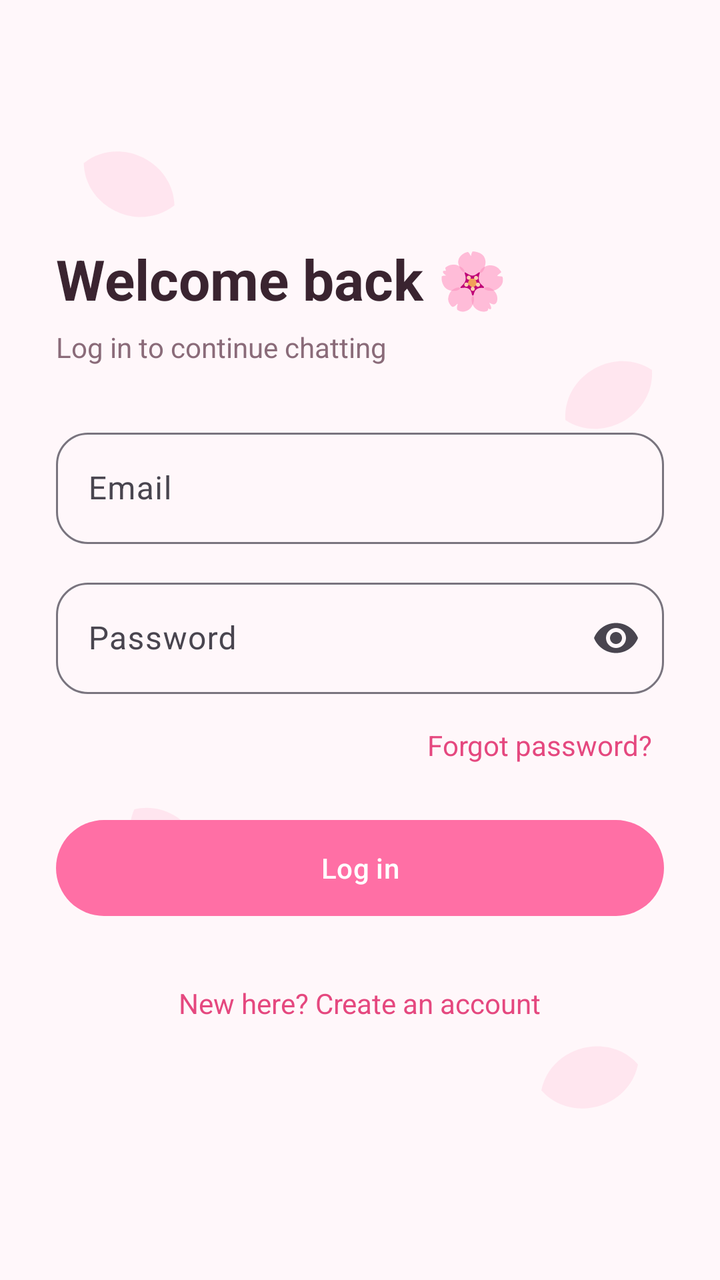
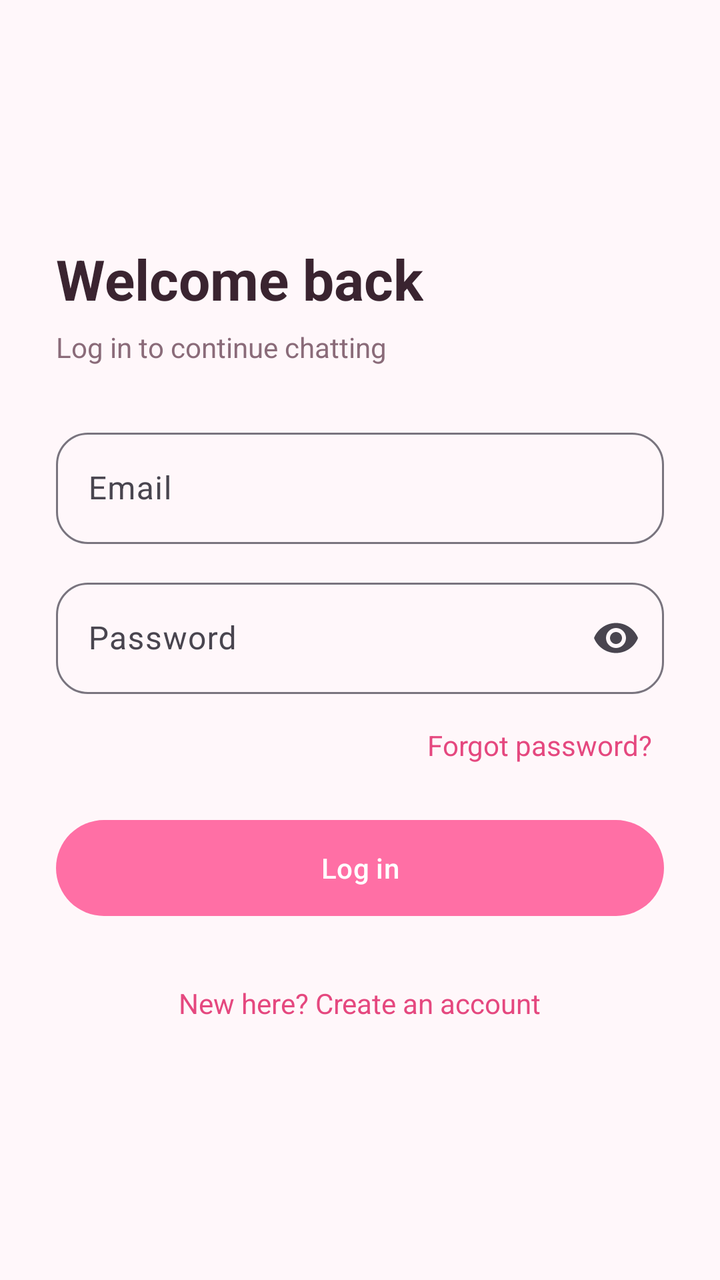

The first picture is an Android layout as it rendered before a commit; the second is the same layout after the commit. The layout source and the unified diff follow.
<!-- AndroidManifest.xml: application theme Theme.PulseChat -->
<!-- res/layout/activity_login.xml -->
<?xml version="1.0" encoding="utf-8"?>
<ScrollView xmlns:android="http://schemas.android.com/apk/res/android" xmlns:app="http://schemas.android.com/apk/res-auto"
    android:layout_width="match_parent" android:layout_height="match_parent"
    android:background="@drawable/bg_petals" android:fillViewport="true">

    <LinearLayout android:layout_width="match_parent" android:layout_height="wrap_content"
        android:orientation="vertical" android:padding="28dp" android:gravity="center_vertical">

        <TextView android:layout_width="wrap_content" android:layout_height="wrap_content"
            android:text="Welcome back 🌸" android:textColor="@color/text_primary"
            android:textSize="28sp" android:textStyle="bold" />
        <TextView android:layout_width="wrap_content" android:layout_height="wrap_content"
            android:layout_marginTop="6dp" android:layout_marginBottom="28dp"
            android:text="Log in to continue chatting" android:textColor="@color/text_secondary" />

        <com.google.android.material.textfield.TextInputLayout style="@style/Widget.Material3.TextInputLayout.OutlinedBox" app:boxCornerRadiusTopStart="16dp" app:boxCornerRadiusTopEnd="16dp" app:boxCornerRadiusBottomStart="16dp" app:boxCornerRadiusBottomEnd="16dp"
            android:layout_width="match_parent" android:layout_height="wrap_content" android:hint="Email">
            <com.google.android.material.textfield.TextInputEditText android:id="@+id/etEmail"
                android:layout_width="match_parent" android:layout_height="wrap_content"
                android:inputType="textEmailAddress" />
        </com.google.android.material.textfield.TextInputLayout>

        <com.google.android.material.textfield.TextInputLayout style="@style/Widget.Material3.TextInputLayout.OutlinedBox" app:boxCornerRadiusTopStart="16dp" app:boxCornerRadiusTopEnd="16dp" app:boxCornerRadiusBottomStart="16dp" app:boxCornerRadiusBottomEnd="16dp"
            android:layout_width="match_parent" android:layout_height="wrap_content"
            android:layout_marginTop="14dp" android:hint="Password" app:endIconMode="password_toggle">
            <com.google.android.material.textfield.TextInputEditText android:id="@+id/etPassword"
                android:layout_width="match_parent" android:layout_height="wrap_content"
                android:inputType="textPassword" />
        </com.google.android.material.textfield.TextInputLayout>

        <TextView android:id="@+id/tvForgot" android:layout_width="wrap_content"
            android:layout_height="wrap_content" android:layout_gravity="end"
            android:layout_marginTop="10dp" android:padding="6dp"
            android:text="Forgot password?" android:textColor="@color/violet_dark" />

        <com.google.android.material.button.MaterialButton android:id="@+id/btnLogin"
            android:layout_width="match_parent" android:layout_height="56dp"
            android:layout_marginTop="18dp" android:text="Log in" app:cornerRadius="28dp" />

        <ProgressBar android:id="@+id/progress" android:layout_width="wrap_content"
            android:layout_height="wrap_content" android:layout_gravity="center"
            android:layout_marginTop="14dp" android:visibility="gone" />

        <TextView android:id="@+id/tvRegister" android:layout_width="wrap_content"
            android:layout_height="wrap_content" android:layout_gravity="center"
            android:layout_marginTop="22dp" android:padding="8dp"
            android:text="New here? Create an account" android:textColor="@color/violet_dark" />
    </LinearLayout>
</ScrollView>
<!-- resources referenced by this layout -->
<resources>
  <color name="text_primary">#3A2430</color>
  <color name="text_secondary">#8A6B79</color>
  <color name="violet_dark">#E5487F</color>
  <!-- drawable bg_petals (drawable) -->
  <vector xmlns:android="http://schemas.android.com/apk/res/android"
      android:width="360dp" android:height="640dp"
      android:viewportWidth="360" android:viewportHeight="640">
      <group android:rotation="25" android:pivotX="60" android:pivotY="90">
          <path android:fillColor="#33FF9EC1" android:pathData="M40,90 C50,70 80,70 90,90 C80,110 50,110 40,90z" />
      </group>
      <group android:rotation="-30" android:pivotX="300" android:pivotY="200">
          <path android:fillColor="#40FFB3CF" android:pathData="M280,200 C290,180 320,180 330,200 C320,220 290,220 280,200z" />
      </group>
      <group android:rotation="50" android:pivotX="80" android:pivotY="420">
          <path android:fillColor="#33FF9EC1" android:pathData="M60,420 C70,400 100,400 110,420 C100,440 70,440 60,420z" />
      </group>
      <group android:rotation="-15" android:pivotX="290" android:pivotY="540">
          <path android:fillColor="#40FFB3CF" android:pathData="M270,540 C280,520 310,520 320,540 C310,560 280,560 270,540z" />
      </group>
  </vector>
  <style name="Theme.PulseChat" parent="Theme.Material3.Light.NoActionBar">
          <item name="colorPrimary">@color/violet</item>
          <item name="colorOnPrimary">@color/white</item>
          <item name="colorPrimaryContainer">@color/lavender</item>
          <item name="colorSurface">@color/white</item>
          <item name="android:windowBackground">@color/bg</item>
          <item name="android:statusBarColor">@color/bg</item>
          <item name="android:windowLightStatusBar">true</item>
          <item name="bottomNavigationStyle">@style/Widget.Sakura.BottomNav</item>
      </style>
  <color name="violet">#FF6FA5</color>
  <color name="white">#FFFFFF</color>
  <color name="lavender">#FFE6EF</color>
  <color name="bg">#FFF7FA</color>
  <style name="Widget.Sakura.BottomNav" parent="Widget.Material3.BottomNavigationView">
          <item name="android:background">@color/white</item>
          <item name="itemIconTint">@color/nav_item</item>
          <item name="itemTextColor">@color/nav_item</item>
          <item name="itemActiveIndicatorStyle">@style/Sakura.NavIndicator</item>
          <item name="elevation">10dp</item>
      </style>
  <style name="Sakura.NavIndicator" parent="Widget.Material3.BottomNavigationView.ActiveIndicator">
          <item name="android:color">@color/lavender_mid</item>
      </style>
  <color name="lavender_mid">#FFC7DA</color>
</resources>

<!-- the commit's change to res/layout/activity_login.xml (unified diff, before → after) -->
@@ -1,13 +1,13 @@
 <?xml version="1.0" encoding="utf-8"?>
 <ScrollView xmlns:android="http://schemas.android.com/apk/res/android" xmlns:app="http://schemas.android.com/apk/res-auto"
     android:layout_width="match_parent" android:layout_height="match_parent"
-    android:background="@drawable/bg_petals" android:fillViewport="true">
+    android:fillViewport="true">
 
     <LinearLayout android:layout_width="match_parent" android:layout_height="wrap_content"
         android:orientation="vertical" android:padding="28dp" android:gravity="center_vertical">
 
         <TextView android:layout_width="wrap_content" android:layout_height="wrap_content"
-            android:text="Welcome back 🌸" android:textColor="@color/text_primary"
+            android:text="Welcome back" android:textColor="@color/text_primary"
             android:textSize="28sp" android:textStyle="bold" />
         <TextView android:layout_width="wrap_content" android:layout_height="wrap_content"
             android:layout_marginTop="6dp" android:layout_marginBottom="28dp"
<!-- resource entries referenced after the edit -->
@@ -3,23 +3,6 @@
   <color name="text_primary">#3A2430</color>
   <color name="text_secondary">#8A6B79</color>
   <color name="violet_dark">#E5487F</color>
-  <!-- drawable bg_petals (drawable) -->
-  <vector xmlns:android="http://schemas.android.com/apk/res/android"
-      android:width="360dp" android:height="640dp"
-      android:viewportWidth="360" android:viewportHeight="640">
-      <group android:rotation="25" android:pivotX="60" android:pivotY="90">
-          <path android:fillColor="#33FF9EC1" android:pathData="M40,90 C50,70 80,70 90,90 C80,110 50,110 40,90z" />
-      </group>
-      <group android:rotation="-30" android:pivotX="300" android:pivotY="200">
-          <path android:fillColor="#40FFB3CF" android:pathData="M280,200 C290,180 320,180 330,200 C320,220 290,220 280,200z" />
-      </group>
-      <group android:rotation="50" android:pivotX="80" android:pivotY="420">
-          <path android:fillColor="#33FF9EC1" android:pathData="M60,420 C70,400 100,400 110,420 C100,440 70,440 60,420z" />
-      </group>
-      <group android:rotation="-15" android:pivotX="290" android:pivotY="540">
-          <path android:fillColor="#40FFB3CF" android:pathData="M270,540 C280,520 310,520 320,540 C310,560 280,560 270,540z" />
-      </group>
-  </vector>
   <style name="Theme.PulseChat" parent="Theme.Material3.Light.NoActionBar">
           <item name="colorPrimary">@color/violet</item>
           <item name="colorOnPrimary">@color/white</item>
